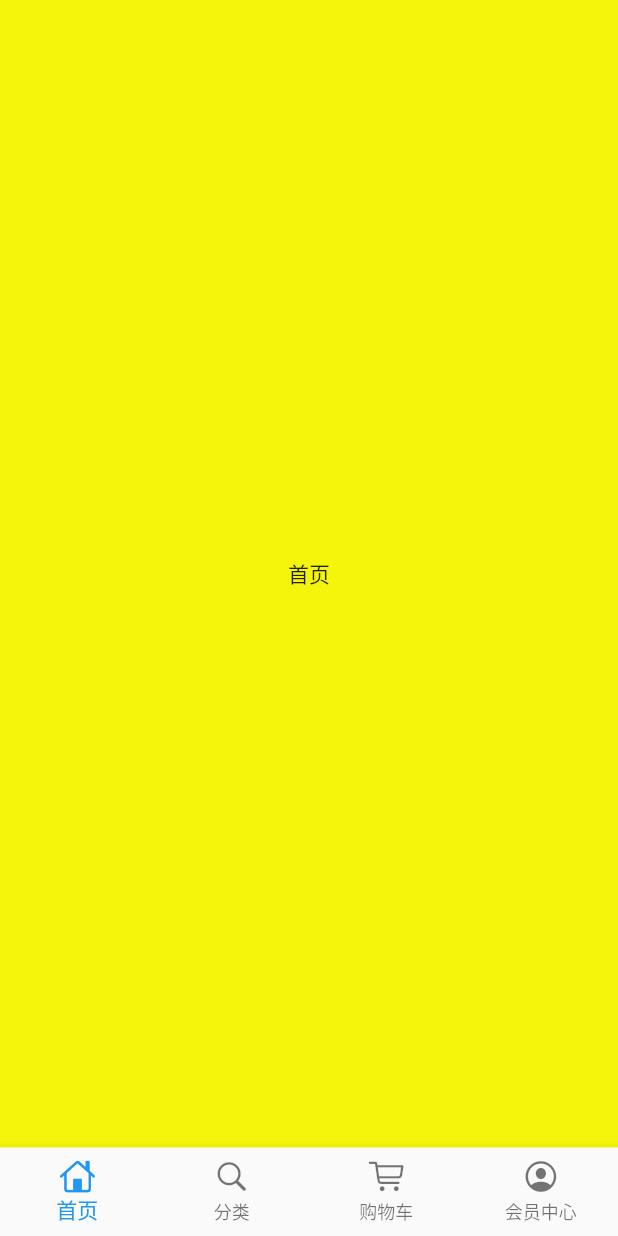
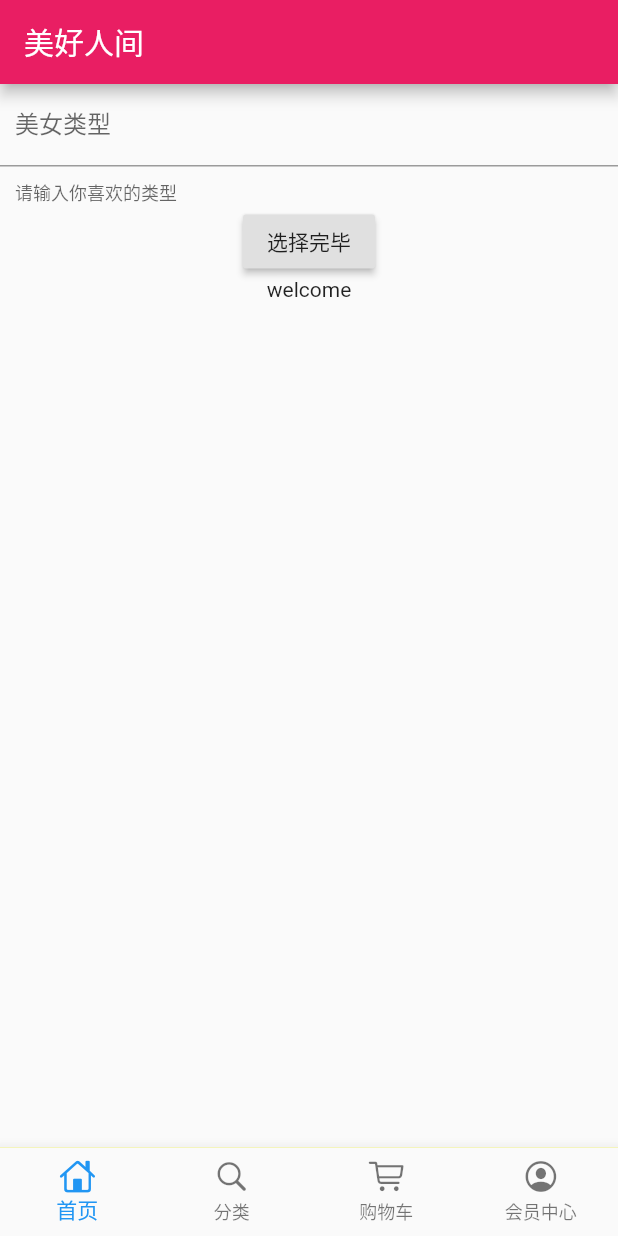
Before and after one commit to liuyifeng93/flutter_shop, a Flutter app: the screen it shows after launch, on a phone screen of 412 x 824 dp. Run offline on Flutter 3.47's test engine with Material 2 defaults, Android fonts, the phone set to English and light mode, and no system bars; our stand-ins replace dio.

Commit message:
feat: Dio get request

```diff
--- a/lib/pages/home_page.dart
+++ b/lib/pages/home_page.dart
@@ -1,13 +1,72 @@
 import 'package:flutter/material.dart';
 import 'package:dio/dio.dart';
 
-class HomePage extends StatelessWidget {
-  const HomePage({Key key}) : super(key: key);
+class HomePage extends StatefulWidget {
+  HomePage({Key key}) : super(key: key);
 
+  @override
+  _HomePageState createState() => _HomePageState();
+}
+
+class _HomePageState extends State<HomePage> {
+  TextEditingController _typeController = TextEditingController();
+  String showText = "welcome";
   @override
   Widget build(BuildContext context) {
     return Container(
-      child: Center(child: Text('首页')),
+      child: Scaffold(
+          appBar: AppBar(title: Text('美好人间')),
+          body: Container(
+              child: Column(
+            children: <Widget>[
+              TextField(
+                autofocus: false,
+                controller: _typeController,
+                decoration: InputDecoration(
+                  contentPadding: EdgeInsets.all(10.0),
+                  labelText: '美女类型',
+                  helperText: '请输入你喜欢的类型',
+                ),
+              ),
+              RaisedButton(
+                onPressed: _choiceAction,
+                child: Text('选择完毕'),
+              ),
+              Text(
+                showText,
+                overflow: TextOverflow.ellipsis,
+                maxLines: 1,
+              ),
+            ],
+          ))),
     );
   }
+
+void _choiceAction() {
+  print('object');
+  if (_typeController.text.isEmpty) {
+    showDialog(
+      context: context,
+      builder: (context)=>AlertDialog(title: Text("美女类型不能为空")));
+  } else {
+    final str = _typeController.text.toString();
+    getHttp(str).then((value){
+      setState(() {
+        showText = value['data']['name'].toString();
+      });
+    });
+  }
 }
+  Future getHttp(String url) async {
+    try {
+      Response response;
+      var data = {"name": url};
+      response = await Dio().get(
+          "https://www.easy-mock.com/mock/5c60131a4bed3a6342711498/baixing/dabaojian",
+          queryParameters: data);
+      return response.data;
+    } catch (e) {
+      return print(e);
+    }
+  }
+}
```
